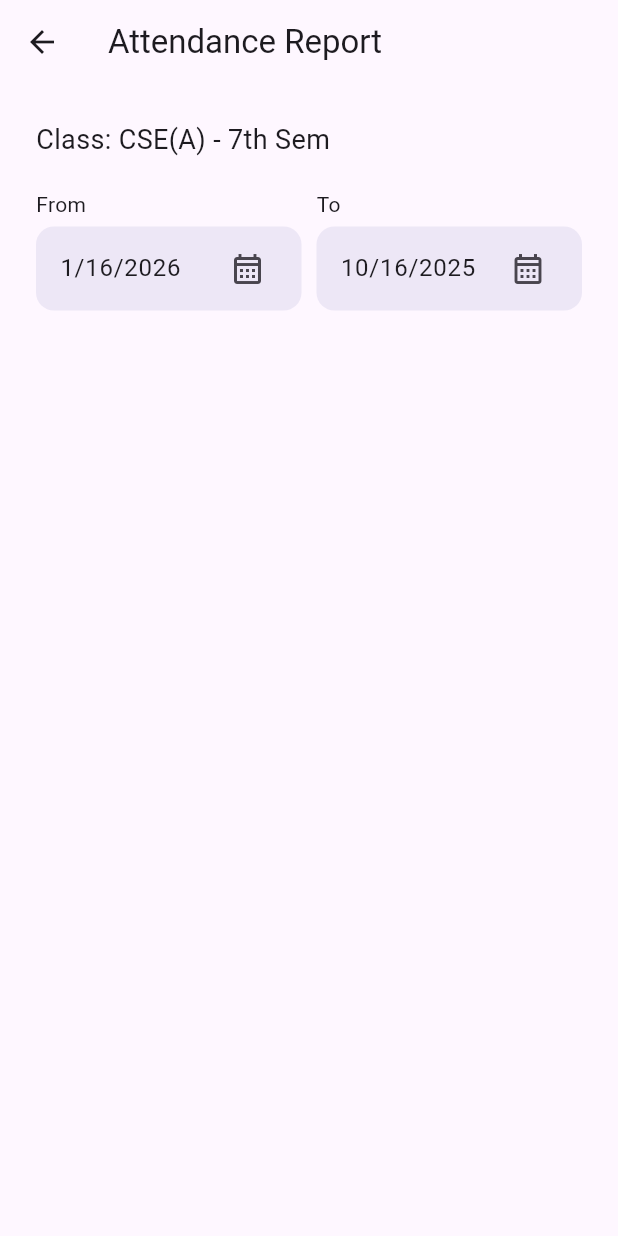
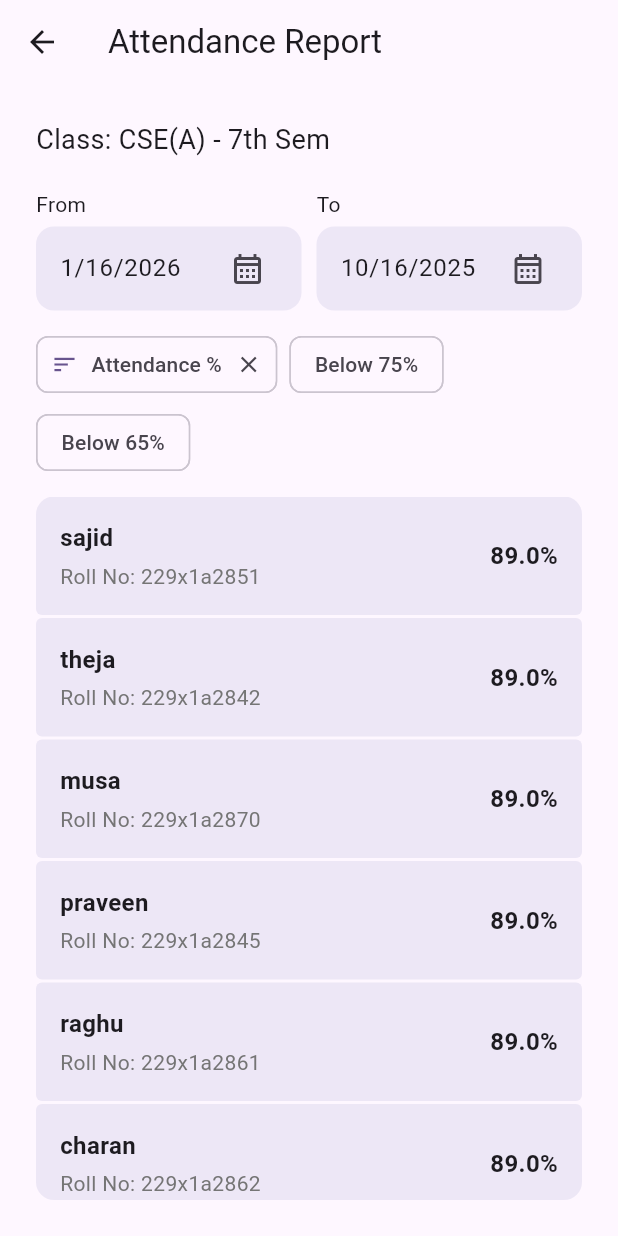
Before and after one commit to sajid-ali-khan/attappv3, a Flutter app: the ReportPage screen opened directly, on a phone screen of 412 x 824 dp. Run offline on Flutter 3.47's test engine with Material 3 defaults, Android fonts, the phone set to English and light mode, and no system bars.

Commit message:
create report widget

```diff
--- a/lib/views/pages/report_page.dart
+++ b/lib/views/pages/report_page.dart
@@ -1,5 +1,7 @@
+import 'package:attappv1/data/constants.dart';
 import 'package:attappv1/data/utils.dart';
 import 'package:attappv1/views/widgets/date_input.dart';
+import 'package:attappv1/views/widgets/report_widget.dart';
 import 'package:flutter/material.dart';
 
 class ReportPage extends StatefulWidget {
@@ -14,20 +16,53 @@ class _ReportPageState extends State<ReportPage> {
   Widget build(BuildContext context) {
     return Scaffold(
       appBar: AppBar(title: Text('Attendance Report')),
-      body: Padding(
+      body: Container(
+        width: double.infinity,
         padding: const EdgeInsets.all(24),
         child: Column(
           crossAxisAlignment: CrossAxisAlignment.start,
           children: [
-            Text('Class: CSE(A) - 7th Sem', style: TextStyle(fontSize: 18, fontWeight: FontWeight.w400),),
-            SizedBox(height: 20,),
+            Text(
+              'Class: CSE(A) - 7th Sem',
+              style: TextStyle(fontSize: 18, fontWeight: FontWeight.w400),
+            ),
+            SizedBox(height: 20),
             Row(
               mainAxisAlignment: MainAxisAlignment.spaceBetween,
               children: [
-              DateInput(label: 'From', selectedDate: kLastDay,),
-              SizedBox(width: 10,),
-              DateInput(label: 'To', selectedDate: DateTime.now(),),
-            ],)
+                DateInput(label: 'From', selectedDate: kLastDay),
+                SizedBox(width: 10),
+                DateInput(label: 'To', selectedDate: DateTime.now()),
+              ],
+            ),
+            SizedBox(height: 12),
+            Wrap(
+              spacing: 8.0,
+              runSpacing: 4.0,
+              children: [
+                Chip(
+                  label: Text('Attendance %'),
+                  avatar: Icon(Icons.sort, size: 18),
+                  onDeleted: () {},
+                  deleteIcon: Icon(Icons.close, size: 18),
+                ),
+                FilterChip(
+                  label: Text('Below 75%'),
+                  selected: false,
+                  onSelected: (bool selected) {},
+                ),
+                FilterChip(
+                  label: Text('Below 65%'),
+                  selected: false,
+                  onSelected: (bool selected) {},
+                ),
+              ],
+            ),
+            SizedBox(height: 12),
+
+            Expanded(
+              child: ReportWidget(report: Constants.report)
+            ),
           ],
         ),
       ),
--- /dev/null
+++ b/lib/views/widgets/report_widget.dart
@@ -0,0 +1,72 @@
+import 'package:attappv1/data/models/report_row.dart';
+import 'package:flutter/material.dart';
+
+class ReportWidget extends StatelessWidget {
+  const ReportWidget({super.key, required this.report});
+
+  final List<ReportRow> report;
+  @override
+  Widget build(BuildContext context) {
+    return ClipRRect(
+                borderRadius: BorderRadius.circular(12),
+                child: ListView.separated(
+                  itemCount: report.length,
+                  separatorBuilder: (context, index) =>
+                      const SizedBox(height: 2),
+                  itemBuilder: (context, index) {
+                    final reportItem = report[index];
+
+                    return Card(
+                      margin: EdgeInsets.zero,
+                      elevation: 0.0,
+                      color: Colors.deepPurple[50],
+                      shape: RoundedRectangleBorder(
+                        borderRadius: BorderRadius.circular(4),
+                      ),
+                      child: Padding(
+                        padding: const EdgeInsets.all(16.0),
+                        child: Row(
+                          crossAxisAlignment:
+                              CrossAxisAlignment.center, // Center vertically
+                          children: [
+                            // Left Side: Name and Roll Number
+                            Expanded(
+                              child: Column(
+                                crossAxisAlignment: CrossAxisAlignment.start,
+                                children: [
+                                  Text(
+                                    reportItem.student.name,
+                                    style: const TextStyle(
+                                      fontSize: 16,
+                                      fontWeight: FontWeight.bold,
+                                    ),
+                                  ),
+                                  const SizedBox(height: 4),
+                                  Text(
+                                    'Roll No: ${reportItem.student.roll}',
+                                    style: TextStyle(
+                                      fontSize: 14,
+                                      color: Colors.grey.shade600,
+                                    ),
+                                  ),
+                                ],
+                              ),
+                            ),
+
+                            // Right Side: Percentage ONLY
+                            Text(
+                              '${reportItem.percentage}%', // Added % here for clarity
+                              style: TextStyle(
+                                fontSize: 16,
+                                fontWeight: FontWeight.bold,
+                              ),
+                            ),
+                          ],
+                        ),
+                      ),
+                    );
+                  },
+                ),
+              );
+  }
+}
```
